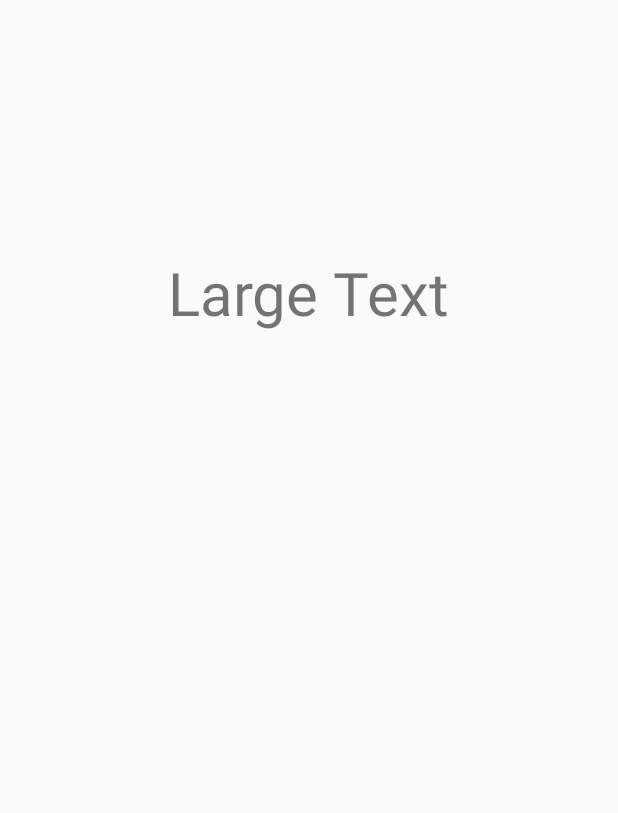
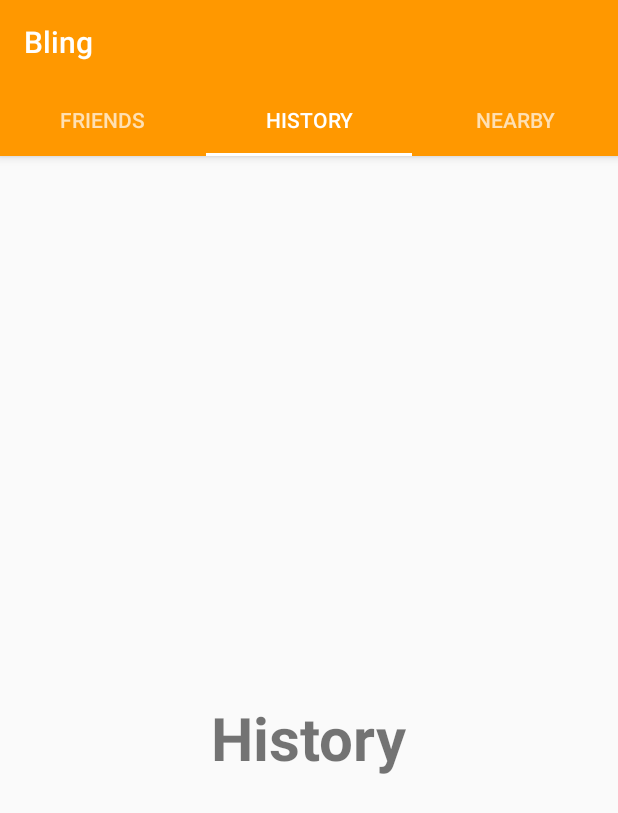
Before and after one commit to olund/Bling, an Android app: the screen it shows after launch (MainActivity), on a phone screen of 412 x 824 dp. Shown: the top 813 px of the screen. Run offline under Robolectric (Android 15) with nearby library versions, the phone set to English and light mode, and no system bars.

Commit message:
Working viewPager with tabs

```diff
--- a/app/build.gradle
+++ b/app/build.gradle
@@ -5,7 +5,7 @@ android {
     buildToolsVersion "23.0.2"
 
     defaultConfig {
-        applicationId "com.bling.app.bling"
+        applicationId "com.bling.app"
         minSdkVersion 16
         targetSdkVersion 23
         versionCode 1
@@ -24,4 +24,5 @@ dependencies {
     testCompile 'junit:junit:4.12'
     compile 'com.android.support:appcompat-v7:23.1.1'
     compile 'com.android.support:support-v4:23.1.1'
+    compile 'com.android.support:design:23.1.1'
 }
--- a/app/src/main/AndroidManifest.xml
+++ b/app/src/main/AndroidManifest.xml
@@ -1,14 +1,14 @@
 <?xml version="1.0" encoding="utf-8"?>
 <manifest xmlns:android="http://schemas.android.com/apk/res/android"
-    package="com.bling.app.bling">
+    package="com.bling.app">
 
     <application
         android:allowBackup="true"
         android:icon="@mipmap/ic_launcher"
         android:label="@string/app_name"
         android:supportsRtl="true"
-        android:theme="@style/AppTheme">
-        <activity android:name=".MainActivity">
+        android:theme="@style/MyMaterialTheme">
+        <activity android:name="com.bling.app.activity.MainActivity">
             <intent-filter>
                 <action android:name="android.intent.action.MAIN" />
 
--- /dev/null
+++ b/app/src/main/java/com/bling/app/activity/MainActivity.java
@@ -0,0 +1,78 @@
+package com.bling.app.activity;
+
+import android.os.Bundle;
+import android.support.design.widget.TabLayout;
+import android.support.v4.app.Fragment;
+import android.support.v4.app.FragmentManager;
+import android.support.v4.app.FragmentPagerAdapter;
+import android.support.v4.view.ViewPager;
+import android.support.v7.app.AppCompatActivity;
+import android.support.v7.widget.Toolbar;
+
+import java.util.ArrayList;
+import java.util.List;
+
+import com.bling.app.R;
+import com.bling.app.fragments.*;
+
+public class MainActivity extends AppCompatActivity {
+
+    private Toolbar toolbar;
+    private TabLayout tabLayout;
+    private ViewPager viewPager;
+
+    @Override
+    protected void onCreate(Bundle savedInstanceState) {
+        super.onCreate(savedInstanceState);
+        setContentView(R.layout.activity_main);
+
+        toolbar = (Toolbar) findViewById(R.id.toolbar);
+        setSupportActionBar(toolbar);
+
+        getSupportActionBar().setDisplayHomeAsUpEnabled(false);
+
+        viewPager = (ViewPager) findViewById(R.id.viewpager);
+        setupViewPager(viewPager);
+
+        tabLayout = (TabLayout) findViewById(R.id.tabs);
+        tabLayout.setupWithViewPager(viewPager);
+    }
+
+    private void setupViewPager(ViewPager viewPager) {
+        ViewPagerAdapter adapter = new ViewPagerAdapter(getSupportFragmentManager());
+        adapter.addFragment(new FriendsFragment(), "FRIENDS");
+        adapter.addFragment(new HistoryFragment(), "HISTORY");
+        adapter.addFragment(new NearbyFragment(), "NEARBY");
+        viewPager.setAdapter(adapter);
+        viewPager.setCurrentItem(1);
+    }
+
+    class ViewPagerAdapter extends FragmentPagerAdapter {
+        private final List<Fragment> mFragmentList = new ArrayList<>();
+        private final List<String> mFragmentTitleList = new ArrayList<>();
+
+        public ViewPagerAdapter(FragmentManager manager) {
+            super(manager);
+        }
+
+        @Override
+        public Fragment getItem(int position) {
+            return mFragmentList.get(position);
+        }
+
+        @Override
+        public int getCount() {
+            return mFragmentList.size();
+        }
+
+        public void addFragment(Fragment fragment, String title) {
+            mFragmentList.add(fragment);
+            mFragmentTitleList.add(title);
+        }
+
+        @Override
+        public CharSequence getPageTitle(int position) {
+            return mFragmentTitleList.get(position);
+        }
+    }
+}
--- a/app/src/main/java/com/bling/app/bling/MainActivity.java
+++ /dev/null
@@ -1,20 +0,0 @@
-package com.bling.app.bling;
-
-import android.support.v4.app.FragmentActivity;
-import android.support.v4.view.ViewPager;
-import android.support.v7.app.AppCompatActivity;
-import android.os.Bundle;
-
-public class MainActivity extends FragmentActivity {
-
-    ViewPager viewPager;
-
-    @Override
-    protected void onCreate(Bundle savedInstanceState) {
-        super.onCreate(savedInstanceState);
-        setContentView(R.layout.activity_main);
-        viewPager = (ViewPager) findViewById(R.id.view_pager);
-        SwipeAdapter swipeAdapter = new SwipeAdapter(getSupportFragmentManager());
-        viewPager.setAdapter(swipeAdapter);
-    }
-}
--- a/app/src/main/java/com/bling/app/bling/PageFragment.java
+++ /dev/null
@@ -1,40 +0,0 @@
-package com.bling.app.bling;
-
-
-import android.os.Bundle;
-import android.support.v4.app.Fragment;
-import android.support.v4.app.FragmentStatePagerAdapter;
-import android.view.LayoutInflater;
-import android.view.View;
-import android.view.ViewGroup;
-import android.widget.TextView;
-
-
-/**
- * A simple {@link Fragment} subclass.
- */
-public class PageFragment extends android.support.v4.app.Fragment {
-
-    TextView textView;
-
-
-    public PageFragment() {
-        // Required empty public constructor
-    }
-
-
-    @Override
-    public View onCreateView(LayoutInflater inflater, ViewGroup container,
-                             Bundle savedInstanceState) {
-        // Inflate the layout for this fragment
-        View view = inflater.inflate(R.layout.page_fragment_layout, container, false);
-        textView = (TextView) view.findViewById(R.id.textView);
-        Bundle bundle = getArguments();
-
-        String message = Integer.toString(bundle.getInt("count"));
-        textView.setText("This is the: " + message+ " page");
-
-        return inflater.inflate(R.layout.page_fragment_layout, container, false);
-    }
-
-}
--- a/app/src/main/java/com/bling/app/bling/SwipeAdapter.java
+++ /dev/null
@@ -1,34 +0,0 @@
-package com.bling.app.bling;
-
-import android.os.Bundle;
-import android.support.v4.app.Fragment;
-import android.support.v4.app.FragmentManager;
-import android.support.v4.app.FragmentStatePagerAdapter;
-
-/**
- * Created by Olund on 01/12/15.
- */
-public class SwipeAdapter extends FragmentStatePagerAdapter {
-
-    public SwipeAdapter(FragmentManager fm) {
-        super(fm);
-    }
-
-    @Override
-    public Fragment getItem(int i) {
-
-        Fragment fragment = new PageFragment();
-        Bundle bundle = new Bundle();
-        bundle.putInt("count", i + 1);
-
-        fragment.setArguments(bundle);
-
-        return fragment;
-    }
-
-    @Override
-    public int getCount() {
-        return 3;
-    }
-
-}
--- /dev/null
+++ b/app/src/main/java/com/bling/app/fragments/FriendsFragment.java
@@ -0,0 +1,29 @@
+package com.bling.app.fragments;
+
+import android.os.Bundle;
+import android.support.v4.app.Fragment;
+import android.view.LayoutInflater;
+import android.view.View;
+import android.view.ViewGroup;
+
+import com.bling.app.R;
+
+public class FriendsFragment extends Fragment{
+
+    public FriendsFragment() {
+        // Required empty public constructor
+    }
+
+    @Override
+    public void onCreate(Bundle savedInstanceState) {
+        super.onCreate(savedInstanceState);
+    }
+
+    @Override
+    public View onCreateView(LayoutInflater inflater, ViewGroup container,
+                             Bundle savedInstanceState) {
+        // Inflate the layout for this fragment
+        return inflater.inflate(R.layout.fragment_friends, container, false);
+    }
+
+}
--- /dev/null
+++ b/app/src/main/java/com/bling/app/fragments/HistoryFragment.java
@@ -0,0 +1,29 @@
+package com.bling.app.fragments;
+
+import android.os.Bundle;
+import android.support.v4.app.Fragment;
+import android.view.LayoutInflater;
+import android.view.View;
+import android.view.ViewGroup;
+
+import com.bling.app.R;
+
+public class HistoryFragment extends Fragment{
+
+    public HistoryFragment() {
+        // Required empty public constructor
+    }
+
+    @Override
+    public void onCreate(Bundle savedInstanceState) {
+        super.onCreate(savedInstanceState);
+    }
+
+    @Override
+    public View onCreateView(LayoutInflater inflater, ViewGroup container,
+                             Bundle savedInstanceState) {
+        // Inflate the layout for this fragment
+        return inflater.inflate(R.layout.fragment_history, container, false);
+    }
+
+}
--- /dev/null
+++ b/app/src/main/java/com/bling/app/fragments/NearbyFragment.java
@@ -0,0 +1,29 @@
+package com.bling.app.fragments;
+
+import android.os.Bundle;
+import android.support.v4.app.Fragment;
+import android.view.LayoutInflater;
+import android.view.View;
+import android.view.ViewGroup;
+
+import com.bling.app.R;
+
+public class NearbyFragment extends Fragment{
+
+    public NearbyFragment() {
+        // Required empty public constructor
+    }
+
+    @Override
+    public void onCreate(Bundle savedInstanceState) {
+        super.onCreate(savedInstanceState);
+    }
+
+    @Override
+    public View onCreateView(LayoutInflater inflater, ViewGroup container,
+                             Bundle savedInstanceState) {
+        // Inflate the layout for this fragment
+        return inflater.inflate(R.layout.fragment_nearby, container, false);
+    }
+
+}
--- a/app/src/main/res/layout/activity_main.xml
+++ b/app/src/main/res/layout/activity_main.xml
@@ -1,19 +1,35 @@
-<?xml version="1.0" encoding="utf-8"?>
-<RelativeLayout xmlns:android="http://schemas.android.com/apk/res/android"
-    xmlns:tools="http://schemas.android.com/tools"
+<android.support.design.widget.CoordinatorLayout xmlns:android="http://schemas.android.com/apk/res/android"
+    xmlns:app="http://schemas.android.com/apk/res-auto"
     android:layout_width="match_parent"
-    android:layout_height="match_parent"
-    android:paddingBottom="@dimen/activity_vertical_margin"
-    android:paddingLeft="@dimen/activity_horizontal_margin"
-    android:paddingRight="@dimen/activity_horizontal_margin"
-    android:paddingTop="@dimen/activity_vertical_margin"
-    tools:context="com.bling.app.bling.MainActivity">
+    android:layout_height="match_parent">
+
+    <android.support.design.widget.AppBarLayout
+        android:layout_width="match_parent"
+        android:layout_height="wrap_content"
+        android:theme="@style/ThemeOverlay.AppCompat.Dark.ActionBar">
+
+        <android.support.v7.widget.Toolbar
+            android:id="@+id/toolbar"
+            android:layout_width="match_parent"
+            android:layout_height="?attr/actionBarSize"
+            android:background="?attr/colorPrimary"
+            app:layout_scrollFlags="scroll|enterAlways"
+            app:popupTheme="@style/ThemeOverlay.AppCompat.Light" />
+
+        <android.support.design.widget.TabLayout
+            android:id="@+id/tabs"
+            android:layout_width="match_parent"
+            android:layout_height="wrap_content"
+            android:background="?attr/colorPrimary"
+            app:tabMode="fixed"
+            app:tabGravity="fill"
+            app:tabIndicatorColor="@android:color/white"
+            android:theme="@style/ThemeOverlay.AppCompat.Dark" />
+    </android.support.design.widget.AppBarLayout>
 
     <android.support.v4.view.ViewPager
-        android:id="@+id/view_pager"
-        android:layout_height="500dp"
+        android:id="@+id/viewpager"
         android:layout_width="match_parent"
-        />
-
-
-</RelativeLayout>
+        android:layout_height="match_parent"
+        app:layout_behavior="@string/appbar_scrolling_view_behavior" />
+</android.support.design.widget.CoordinatorLayout>
--- /dev/null
+++ b/app/src/main/res/layout/fragment_friends.xml
@@ -0,0 +1,15 @@
+<RelativeLayout xmlns:android="http://schemas.android.com/apk/res/android"
+    xmlns:tools="http://schemas.android.com/tools"
+    android:layout_width="match_parent"
+    android:layout_height="match_parent"
+    tools:context="com.bling.app.fragments.FriendsFragment">
+
+    <TextView
+        android:layout_width="wrap_content"
+        android:layout_height="wrap_content"
+        android:text="@string/friends"
+        android:textSize="40dp"
+        android:textStyle="bold"
+        android:layout_centerInParent="true"/>
+
+</RelativeLayout>
--- a/app/src/main/res/layout/page_fragment_layout.xml
+++ b/app/src/main/res/layout/fragment_history.xml
@@ -2,16 +2,14 @@
     xmlns:tools="http://schemas.android.com/tools"
     android:layout_width="match_parent"
     android:layout_height="match_parent"
-    tools:context="com.bling.app.bling.PageFragment">
-
+    tools:context="com.bling.app.fragments.HistoryFragment">
 
     <TextView
         android:layout_width="wrap_content"
         android:layout_height="wrap_content"
+        android:text="@string/history"
         android:textSize="40dp"
-        android:text="Large Text"
-        android:id="@+id/textView"
-        android:layout_alignParentTop="true"
-        android:layout_centerHorizontal="true"
-        android:layout_marginTop="152dp" />
+        android:textStyle="bold"
+        android:layout_centerInParent="true"/>
+
 </RelativeLayout>
--- /dev/null
+++ b/app/src/main/res/layout/fragment_nearby.xml
@@ -0,0 +1,15 @@
+<RelativeLayout xmlns:android="http://schemas.android.com/apk/res/android"
+    xmlns:tools="http://schemas.android.com/tools"
+    android:layout_width="match_parent"
+    android:layout_height="match_parent"
+    tools:context="com.bling.app.fragments.NearbyFragment">
+
+    <TextView
+        android:layout_width="wrap_content"
+        android:layout_height="wrap_content"
+        android:text="@string/nearby"
+        android:textSize="40dp"
+        android:textStyle="bold"
+        android:layout_centerInParent="true"/>
+
+</RelativeLayout>
--- /dev/null
+++ b/app/src/main/res/values-v21/styles.xml
@@ -0,0 +1,11 @@
+<resources>
+
+    <style name="MyMaterialTheme" parent="MyMaterialTheme.Base">
+        <item name="android:windowContentTransitions">true</item>
+        <item name="android:windowAllowEnterTransitionOverlap">true</item>
+        <item name="android:windowAllowReturnTransitionOverlap">true</item>
+        <item name="android:windowSharedElementEnterTransition">@android:transition/move</item>
+        <item name="android:windowSharedElementExitTransition">@android:transition/move</item>
+    </style>
+
+</resources>
--- a/app/src/main/res/values/colors.xml
+++ b/app/src/main/res/values/colors.xml
@@ -1,6 +1,9 @@
 <?xml version="1.0" encoding="utf-8"?>
 <resources>
-    <color name="colorPrimary">#3F51B5</color>
-    <color name="colorPrimaryDark">#303F9F</color>
+    <color name="colorPrimary">#FF9800</color>
+    <color name="colorPrimaryDark">#FF9800</color>
     <color name="colorAccent">#FF4081</color>
+    <color name="textColorPrimary">#FFFFFF</color>
+    <color name="windowBackground">#FFFFFF</color>
+    <color name="navigationBarColor">#000000</color>
 </resources>
--- a/app/src/main/res/values/strings.xml
+++ b/app/src/main/res/values/strings.xml
@@ -1,5 +1,8 @@
 <resources>
     <string name="app_name">Bling</string>
+    <string name="friends">Friends</string>
+    <string name="history">History</string>
+    <string name="nearby">Nearby</string>
 
     <!-- TODO: Remove or change this placeholder text -->
     <string name="hello_blank_fragment">Hello blank fragment</string>
--- a/app/src/main/res/values/styles.xml
+++ b/app/src/main/res/values/styles.xml
@@ -1,8 +1,12 @@
 <resources>
 
-    <!-- Base application theme. -->
-    <style name="AppTheme" parent="Base.Theme.AppCompat.Light.DarkActionBar">
-        <!-- Customize your theme here. -->
+    <style name="MyMaterialTheme" parent="MyMaterialTheme.Base">
+
+    </style>
+
+    <style name="MyMaterialTheme.Base" parent="Theme.AppCompat.Light.DarkActionBar">
+        <item name="windowNoTitle">true</item>
+        <item name="windowActionBar">false</item>
         <item name="colorPrimary">@color/colorPrimary</item>
         <item name="colorPrimaryDark">@color/colorPrimaryDark</item>
         <item name="colorAccent">@color/colorAccent</item>
```
